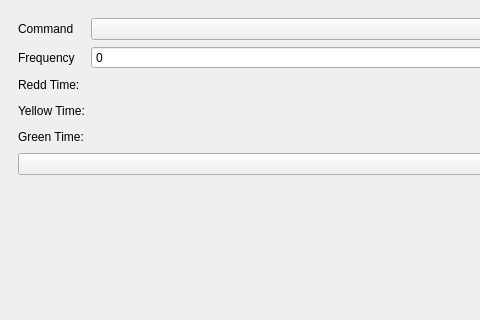
Above: mainwindow.ui from Mattia-Sacchi/TrafficLight-CoAP-Client before the change; both pictures show x 0 to 480 and y 0 to 320 of the 1352 by 729 pixel window. Below: the same form after it.
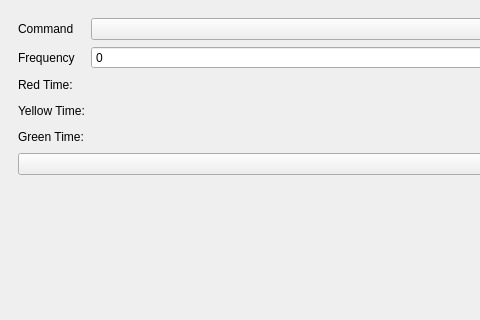
That is the form after the change. Custom widgets are drawn as their Qt base class.

Diff of the .ui file:
```diff
--- a/mainwindow.ui
+++ b/mainwindow.ui
@@ -61,7 +61,7 @@
        <item row="2" column="0">
         <widget class="QLabel" name="label">
          <property name="text">
-          <string>Redd Time:</string>
+          <string>Red Time:</string>
          </property>
         </widget>
        </item>
```
